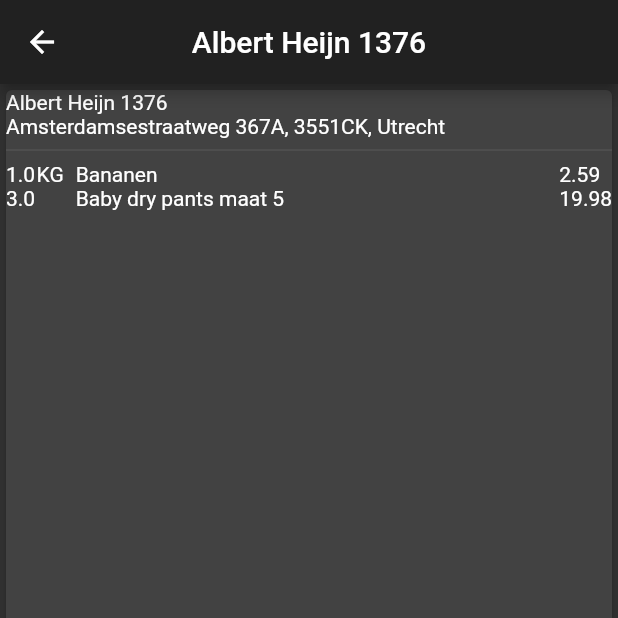
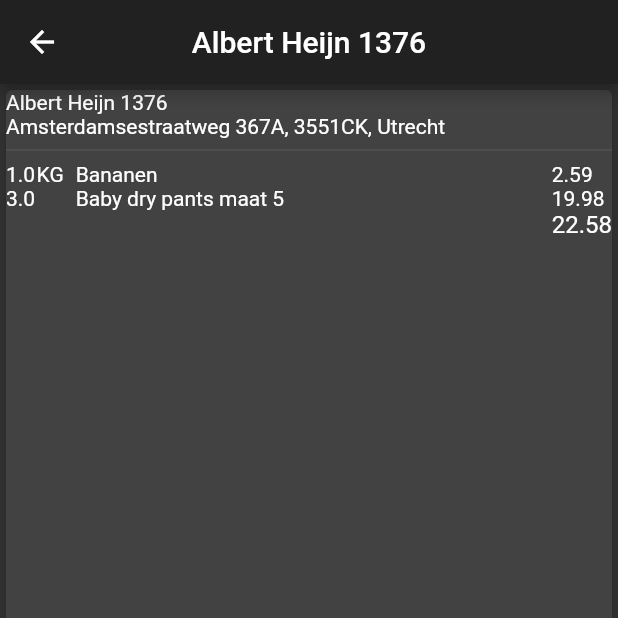
Before and after one commit to JssDWt/passless-app, a Flutter app: the screen it shows after launch, after a tap on "Albert Heijn 1376", on a phone screen of 412 x 824 dp, the top half of it. Run offline on Flutter 3.47's test engine with Material 2 defaults, Android fonts, the phone set to English and light mode, and no system bars; our stand-ins replace rxdart, sqflite; accounts and stored records are empty; generated files the repository leaves out were written again.

Commit message:
Added total price

```diff
--- a/lib/pages/receipt_detail.dart
+++ b/lib/pages/receipt_detail.dart
@@ -46,7 +46,7 @@ class _ReceiptDetailState extends State<ReceiptDetail> {
           children: <Widget>[
             new VendorContainer(receipt.vendor),
             new Divider(),
-            new ItemsContainer(receipt.items),
+            new ItemsContainer(receipt.items, receipt.total),
           ],
         )
       ),
@@ -70,11 +70,13 @@ class VendorContainer extends StatelessWidget {
 
 class ItemsContainer extends StatelessWidget {
   final List<Item> items;
-  ItemsContainer(this.items);
+  final double total;
+  ItemsContainer(this.items, this.total);
 
   @override
   Widget build(BuildContext context) {
     return new Row(
+      crossAxisAlignment: CrossAxisAlignment.start,
       children: <Widget>[
         new LeftAlignedColumn(
           children: items.map((i) => new Text("${i.quantity}")).toList(),
@@ -106,10 +108,16 @@ class ItemsContainer extends StatelessWidget {
         new Column(
           mainAxisSize: MainAxisSize.min,
           crossAxisAlignment: CrossAxisAlignment.start,
-          children: items.map((i) => new Text("${i.subTotal}")).toList(),
+          children: _getSubtotals(context),
         ),
       ]
     );
+  }
+
+  List<Widget> _getSubtotals(context) {
+    var result = items.map((i) => new Text("${i.subTotal}")).toList();
+    result.add(new Text(total.toString(), style: Theme.of(context).textTheme.subhead,));
+    return result;
   }
 }
 
```
